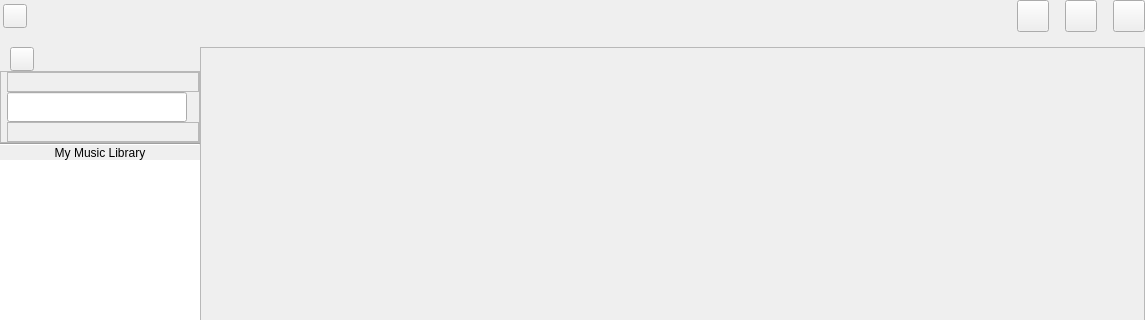
billlin0904/xamp2, file src/xamp/xamp.ui: the form before one commit; both pictures show x 0 to 1145 and y 0 to 320 of the 1145 by 658 pixel window.
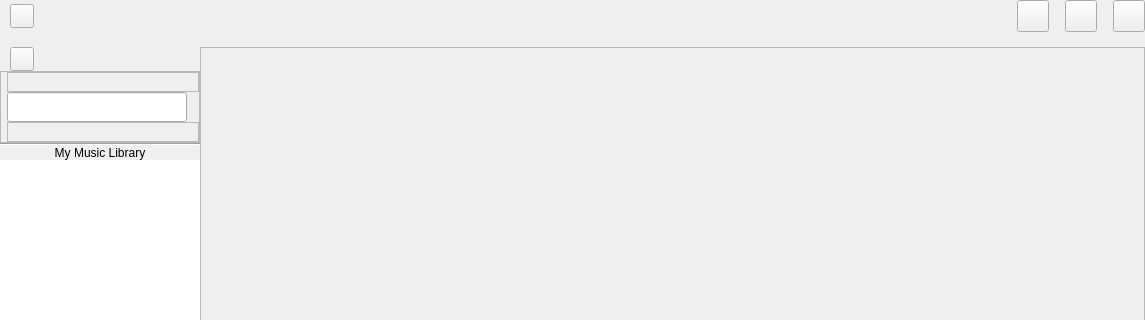
The form after the commit. Custom widgets are drawn as their Qt base class.

What changed in the file:
```diff
--- a/src/xamp/xamp.ui
+++ b/src/xamp/xamp.ui
@@ -116,7 +116,7 @@
         </property>
         <property name="sizeHint" stdset="0">
          <size>
-          <width>3</width>
+          <width>10</width>
           <height>20</height>
          </size>
         </property>
```
